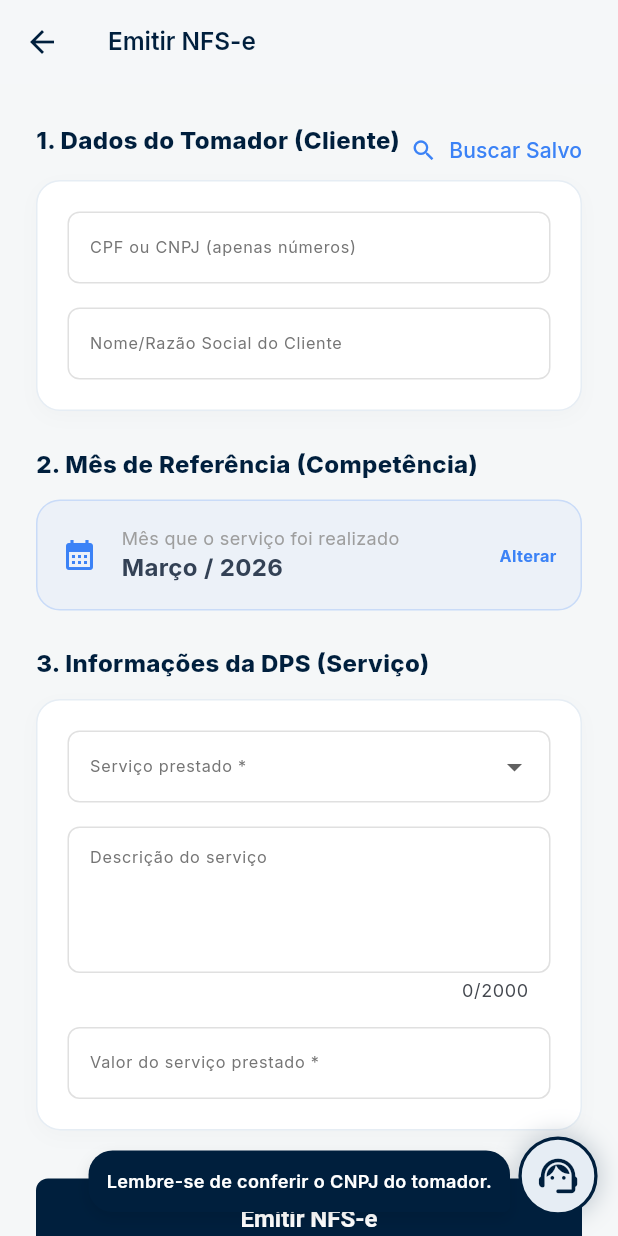
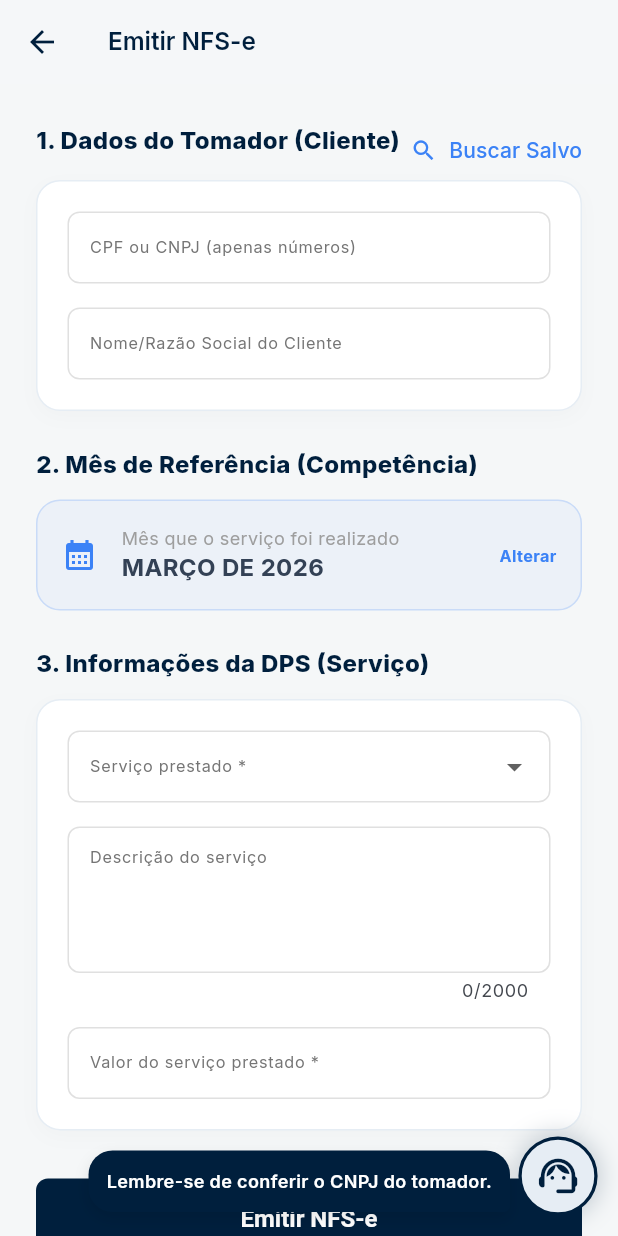
Before and after one commit to RapidNFe/meireapp, a Flutter app: the NfseFormPage screen opened by its route, on a phone screen of 412 x 824 dp. Run offline on Flutter 3.47's test engine with Material 3 defaults, Android fonts, the phone set to English and light mode, and no system bars; our stand-ins replace dio, file_picker, flutter_riverpod, flutter_secure_storage, google_fonts, local_auth and 6 more; accounts and stored records are empty.

Commit message:
feat: internacionalização completa para pt_BR e refinamento visual da competencia

```diff
--- a/lib/features/nfse/ui/nfse_form_page.dart
+++ b/lib/features/nfse/ui/nfse_form_page.dart
@@ -1,4 +1,5 @@
 import 'package:flutter/material.dart';
+import 'package:intl/intl.dart';
 import 'package:flutter/services.dart';
 import 'package:flutter_riverpod/flutter_riverpod.dart';
 import 'package:meire/core/ui/theme.dart';
@@ -218,7 +219,7 @@ class _NfseFormPageState extends ConsumerState<NfseFormPage> {
             '/nfse_success',
             arguments: {
               ...?responseData as Map<String, dynamic>?,
-              'competencia': "${_obterNomeMes(_mesCompetencia.month)} / ${_mesCompetencia.year}",
+              'competencia': DateFormat("MMMM 'de' yyyy", "pt_BR").format(_mesCompetencia).toUpperCase(),
             },
           );
         }
@@ -462,6 +463,7 @@ class _NfseFormPageState extends ConsumerState<NfseFormPage> {
             initialDate: _mesCompetencia,
             firstDate: DateTime(2024),
             lastDate: DateTime.now(),
+            locale: const Locale("pt", "BR"),
             initialDatePickerMode: DatePickerMode.year,
             helpText: "SELECIONE O MÊS DO SERVIÇO",
           );
@@ -484,7 +486,7 @@ class _NfseFormPageState extends ConsumerState<NfseFormPage> {
                   style: TextStyle(fontSize: 12, color: Colors.grey),
                 ),
                 Text(
-                  "${_obterNomeMes(_mesCompetencia.month)} / ${_mesCompetencia.year}",
+                  DateFormat("MMMM 'de' yyyy", "pt_BR").format(_mesCompetencia).toUpperCase(),
                   style: const TextStyle(fontSize: 16, fontWeight: FontWeight.bold),
                 ),
               ],
@@ -498,14 +500,6 @@ class _NfseFormPageState extends ConsumerState<NfseFormPage> {
         ),
       ),
     );
-  }
-
-  String _obterNomeMes(int mes) {
-    const meses = [
-      "Janeiro", "Fevereiro", "Março", "Abril", "Maio", "Junho",
-      "Julho", "Agosto", "Setembro", "Outubro", "Novembro", "Dezembro"
-    ];
-    return meses[mes - 1];
   }
 
   Widget _buildCard({required Widget child}) {
--- a/pubspec.yaml
+++ b/pubspec.yaml
@@ -17,6 +17,8 @@ dependencies:
   flutter_svg: ^2.0.9
   mask_text_input_formatter: ^2.8.0
   shimmer: ^3.0.0
+  flutter_localizations:
+    sdk: flutter
   intl: ^0.20.2
   uuid: ^4.5.3
   dio: ^5.9.2
```
Also changed, not shown: lib/main.dart (+10 -0 lines), pubspec.lock.
